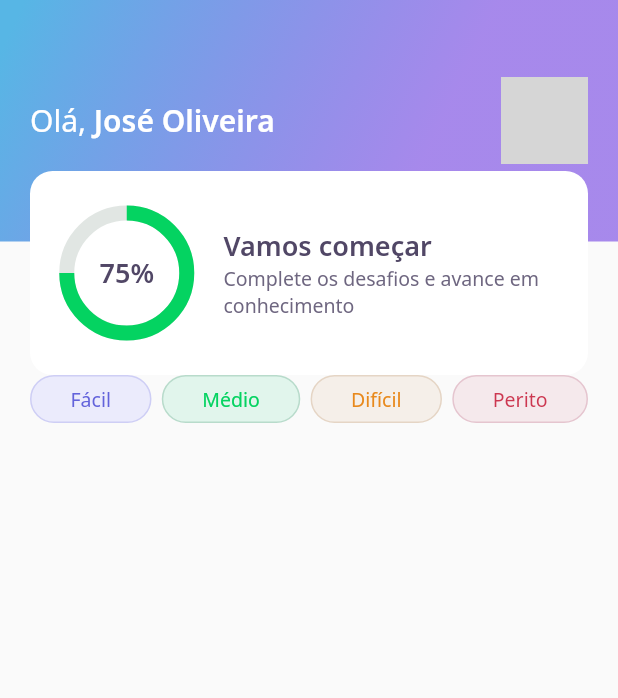
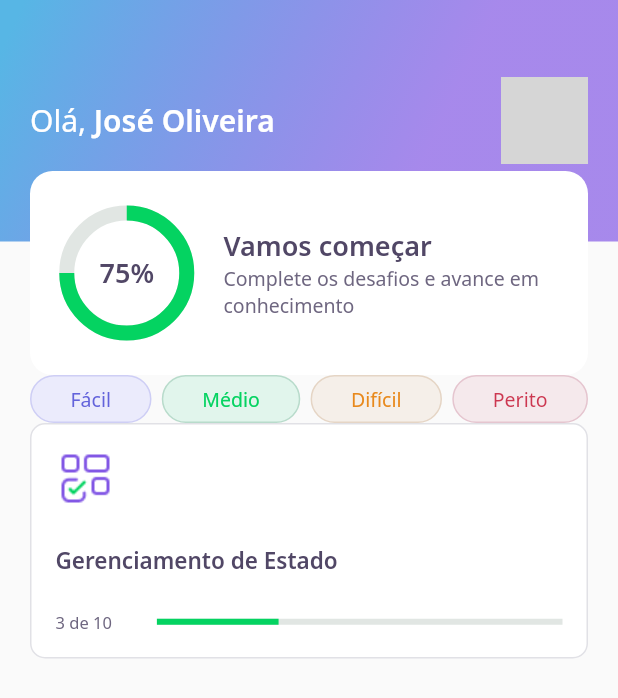
Before and after one commit to Olliveer/devquiz, a Flutter app: the screen it shows after launch, on a phone screen of 412 x 824 dp. Shown: the top 698 px of the screen. Run offline on Flutter 3.47's test engine with Material 2 defaults, Android fonts, the phone set to English and light mode, and no system bars; our stand-ins replace google_fonts; network calls fail; grey boxes are pictures that could not be loaded.

Commit message:
add QuizCardWidget

```diff
--- a/lib/home/home_page.dart
+++ b/lib/home/home_page.dart
@@ -1,5 +1,6 @@
 import 'package:devquiz/home/widgets/appbar/app_bar_widget.dart';
 import 'package:devquiz/home/widgets/level_button/level_button_widget.dart';
+import 'package:devquiz/home/widgets/quiz_card/quiz_card_widget.dart';
 import 'package:flutter/cupertino.dart';
 import 'package:flutter/material.dart';
 
@@ -16,7 +17,9 @@ class _HomePageState extends State<HomePage> {
       appBar: AppBarWidget(),
       body: Padding(
         padding: const EdgeInsets.symmetric(horizontal: 20),
-        child: Row(
+        child: Column(
+          children: [
+            Row(
               mainAxisAlignment: MainAxisAlignment.spaceBetween,
               children: [
                 LevelButtonWidget(
@@ -30,7 +33,10 @@ class _HomePageState extends State<HomePage> {
                 ),
                 LevelButtonWidget(
                   label: "Perito",
-            )
+                ),
+              ],
+            ),
+            QuizCardWidget(),
           ],
         ),
       ),
--- /dev/null
+++ b/lib/home/widgets/quiz_card/quiz_card_widget.dart
@@ -0,0 +1,64 @@
+import 'package:devquiz/core/app_colors.dart';
+import 'package:devquiz/core/app_images.dart';
+import 'package:devquiz/core/app_text_styles.dart';
+import 'package:flutter/material.dart';
+
+class QuizCardWidget extends StatelessWidget {
+  const QuizCardWidget({Key? key}) : super(key: key);
+
+  @override
+  Widget build(BuildContext context) {
+    return Container(
+      padding: EdgeInsets.all(16),
+      decoration: BoxDecoration(
+        border: Border.fromBorderSide(
+          BorderSide(color: AppColors.border),
+        ),
+        color: AppColors.white,
+        borderRadius: BorderRadius.circular(
+          10,
+        ),
+      ),
+      child: Column(
+        crossAxisAlignment: CrossAxisAlignment.start,
+        children: [
+          Container(
+            height: 40,
+            width: 40,
+            child: Image.asset(AppImages.blocks),
+          ),
+          SizedBox(
+            height: 24,
+          ),
+          Text(
+            "Gerenciamento de Estado",
+            style: AppTextStyles.heading15,
+          ),
+          SizedBox(
+            height: 24,
+          ),
+          Row(
+            children: [
+              Expanded(
+                flex: 1,
+                child: Text(
+                  "3 de 10",
+                  style: AppTextStyles.body11,
+                ),
+              ),
+              Expanded(
+                flex: 4,
+                child: LinearProgressIndicator(
+                  value: 0.3,
+                  backgroundColor: AppColors.chartSecondary,
+                  valueColor:
+                      AlwaysStoppedAnimation<Color>(AppColors.chartPrimary),
+                ),
+              ),
+            ],
+          )
+        ],
+      ),
+    );
+  }
+}
```
Lines whose indentation alone changed are shown as unchanged.
